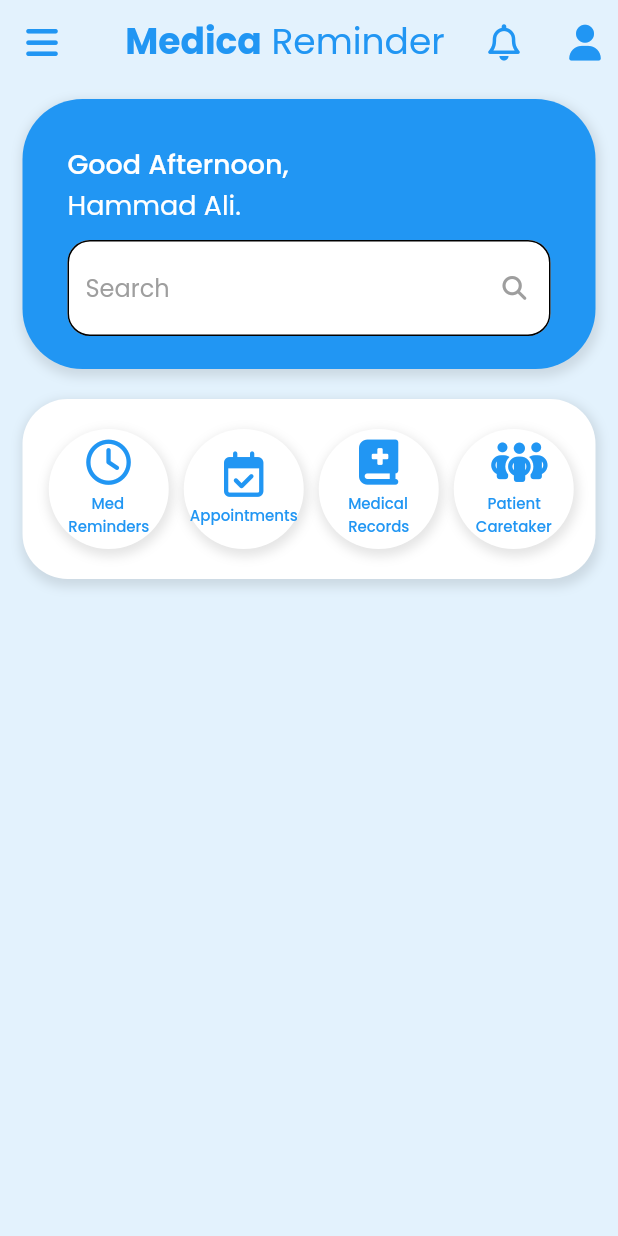
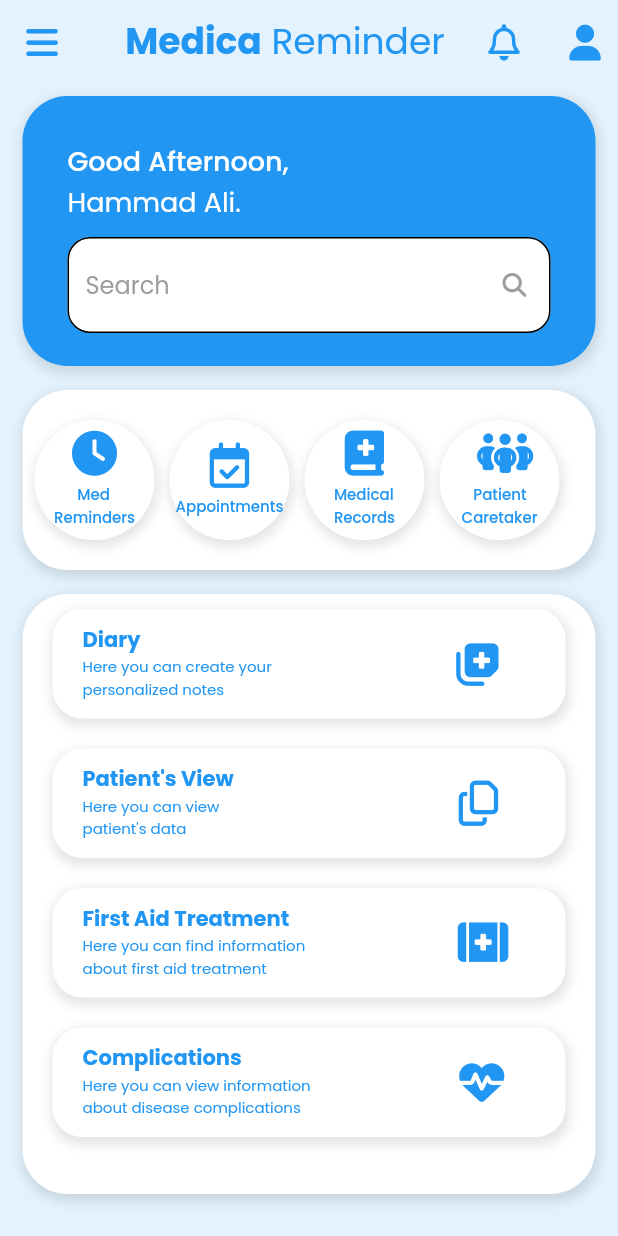
Before and after one commit to hammadx02/Bank-App-UI-Flutter, a Flutter app: the screen it shows after launch, on a phone screen of 412 x 824 dp. Run offline on Flutter 3.47's test engine with Material 2 defaults, Android fonts, the phone set to English and light mode, and no system bars; our stand-ins replace font_awesome_flutter.

Commit message:
initial commit

```diff
--- a/lib/components/rectangle.dart
+++ b/lib/components/rectangle.dart
@@ -0,0 +1,86 @@
+import 'package:flutter/material.dart';
+
+import '../constents/constents.dart';
+
+class Rectangle extends StatelessWidget {
+  final rectangleIcon;
+  final rectangleText, rectangleText2;
+  const Rectangle(
+      {super.key,
+      required this.rectangleIcon,
+      required this.rectangleText,
+      required this.rectangleText2});
+
+  @override
+  Widget build(BuildContext context) {
+    return Center(
+      child: Padding(
+        padding: const EdgeInsets.symmetric(horizontal: 20.0, vertical: 10),
+        child: Container(
+          height: 73,
+          width: double.infinity,
+          decoration: BoxDecoration(
+            color: Colors.white,
+            shape: BoxShape.rectangle,
+            borderRadius: BorderRadius.circular(20),
+            boxShadow: [
+              BoxShadow(
+                color: Colors.black.withOpacity(0.1),
+                spreadRadius: 2,
+                blurRadius: 5,
+                offset: const Offset(1, 3),
+              ),
+            ],
+          ),
+          child: Padding(
+            padding: const EdgeInsets.symmetric(horizontal: 20, vertical: 10),
+            child: Row(
+              children: [
+                Column(
+                  mainAxisAlignment: MainAxisAlignment.start,
+                  crossAxisAlignment: CrossAxisAlignment.start,
+                  children: [
+                    RichText(
+                      text: TextSpan(
+                        text: rectangleText,
+                        style: const TextStyle(
+                          color: themeColor,
+                          fontSize: 14,
+                          fontFamily: 'Poppins Bold',
+                        ),
+                        children: [
+                          TextSpan(
+                            text: rectangleText2,
+                            style: const TextStyle(
+                                fontFamily: 'Poppins Regular',
+                                fontSize: 10,
+                                color: themeColor),
+                          ),
+                        ],
+                      ),
+                    ),
+                  ],
+                ),
+                const SizedBox(
+                  width: 99,
+                ),
+                Align(
+                  alignment: Alignment.centerRight,
+                  child: Row(
+                    children: [
+                      Icon(
+                        rectangleIcon,
+                        color: themeColor,
+                        size: 30,
+                      ),
+                    ],
+                  ),
+                ),
+              ],
+            ),
+          ),
+        ),
+      ),
+    );
+  }
+}
--- a/lib/main.dart
+++ b/lib/main.dart
@@ -1,4 +1,5 @@
 import 'package:flutter/material.dart';
+
 import 'package:med_app_ui/screens/home_screen.dart';
 
 void main() {
@@ -15,8 +16,11 @@ class MyApp extends StatefulWidget {
 class _MyAppState extends State<MyApp> {
   @override
   Widget build(BuildContext context) {
-    return const MaterialApp(
+    return MaterialApp(
       debugShowCheckedModeBanner: false,
+      theme: ThemeData(
+        primarySwatch: Colors.blue,
+      ),
       home: HomeScreen(),
     );
   }
--- a/lib/screens/home_screen.dart
+++ b/lib/screens/home_screen.dart
@@ -1,6 +1,7 @@
 import 'package:flutter/material.dart';
 import 'package:font_awesome_flutter/font_awesome_flutter.dart';
 import 'package:med_app_ui/components/circle.dart';
+import 'package:med_app_ui/components/rectangle.dart';
 
 import '../constents/constents.dart';
 
@@ -16,7 +17,8 @@ class _HomeScreenState extends State<HomeScreen> {
   Widget build(BuildContext context) {
     return MaterialApp(
       debugShowCheckedModeBanner: false,
-      home: Scaffold(
+      home: SafeArea(
+        child: Scaffold(
           backgroundColor: Colors.blue[50],
           appBar: AppBar(
             leading: const Icon(
@@ -68,7 +70,7 @@ class _HomeScreenState extends State<HomeScreen> {
             children: [
               Padding(
                 padding:
-                  const EdgeInsets.symmetric(horizontal: 15.0, vertical: 10),
+                    const EdgeInsets.symmetric(horizontal: 15.0, vertical: 8),
                 child: Container(
                   height: 180,
                   width: double.infinity,
@@ -82,7 +84,7 @@ class _HomeScreenState extends State<HomeScreen> {
                         ),
                       ],
                       shape: BoxShape.rectangle,
-                    borderRadius: BorderRadius.circular(40),
+                      borderRadius: BorderRadius.circular(30),
                       color: themeColor),
                   child: Padding(
                     padding:
@@ -127,10 +129,12 @@ class _HomeScreenState extends State<HomeScreen> {
                               filled: true,
                               focusedBorder: OutlineInputBorder(
                                 borderRadius: BorderRadius.circular(15),
-                              borderSide: const BorderSide(color: Colors.black),
+                                borderSide:
+                                    const BorderSide(color: Colors.black),
                               ),
                               enabledBorder: OutlineInputBorder(
-                              borderSide: const BorderSide(color: Colors.black),
+                                borderSide:
+                                    const BorderSide(color: Colors.black),
                                 borderRadius: BorderRadius.circular(15),
                               ),
                             ),
@@ -143,7 +147,7 @@ class _HomeScreenState extends State<HomeScreen> {
               ),
               Padding(
                 padding:
-                  const EdgeInsets.symmetric(horizontal: 15.0, vertical: 10),
+                    const EdgeInsets.symmetric(horizontal: 15.0, vertical: 8),
                 child: Container(
                   height: 120,
                   width: double.infinity,
@@ -159,7 +163,9 @@ class _HomeScreenState extends State<HomeScreen> {
                       ),
                     ],
                   ),
-                child: const Row(
+                  child: const SingleChildScrollView(
+                    scrollDirection: Axis.horizontal,
+                    child: Row(
                       mainAxisAlignment: MainAxisAlignment.center,
                       crossAxisAlignment: CrossAxisAlignment.center,
                       children: [
@@ -167,7 +173,7 @@ class _HomeScreenState extends State<HomeScreen> {
                           width: 3,
                         ),
                         Circle(
-                        circleIcon: FontAwesomeIcons.clock,
+                            circleIcon: FontAwesomeIcons.solidClock,
                             circleText: '      Med\nReminders'),
                         Circle(
                             circleIcon: FontAwesomeIcons.calendarCheck,
@@ -182,7 +188,57 @@ class _HomeScreenState extends State<HomeScreen> {
                     ),
                   ),
                 ),
+              ),
+              Padding(
+                padding:
+                    const EdgeInsets.symmetric(horizontal: 15.0, vertical: 8),
+                child: Container(
+                  height: 400,
+                  width: double.infinity,
+                  decoration: BoxDecoration(
+                    color: Colors.white,
+                    borderRadius: BorderRadius.circular(30),
+                    boxShadow: [
+                      BoxShadow(
+                        color: Colors.black.withOpacity(0.1),
+                        spreadRadius: 2,
+                        blurRadius: 5,
+                        offset: const Offset(1, 3),
+                      ),
                     ],
+                  ),
+                  child: const Column(
+                    children: [
+                      Rectangle(
+                        rectangleIcon: FontAwesomeIcons.notesMedical,
+                        rectangleText: 'Diary',
+                        rectangleText2:
+                            '\nHere you can create your         \npersonalized notes',
+                      ),
+                      Rectangle(
+                        rectangleIcon: FontAwesomeIcons.copy,
+                        rectangleText: 'Patient\'s View',
+                        rectangleText2:
+                            '\nHere you can view                      \npatient\'s data',
+                      ),
+                      Rectangle(
+                        rectangleIcon: FontAwesomeIcons.kitMedical,
+                        rectangleText: 'First Aid Treatment',
+                        rectangleText2:
+                            '\nHere you can find information \nabout first aid treatment',
+                      ),
+                      Rectangle(
+                        rectangleIcon: FontAwesomeIcons.heartPulse,
+                        rectangleText: 'Complications',
+                        rectangleText2:
+                            '\nHere you can view information\nabout disease complications',
+                      ),
+                    ],
+                  ),
+                ),
+              ),
+            ],
+          ),
         ),
       ),
     );
--- a/pubspec.yaml
+++ b/pubspec.yaml
@@ -35,6 +35,7 @@ dependencies:
   # The following adds the Cupertino Icons font to your application.
   # Use with the CupertinoIcons class for iOS style icons.
   cupertino_icons: ^1.0.2
+
 
 dev_dependencies:
   flutter_test:
```
Lines whose indentation alone changed are shown as unchanged.
